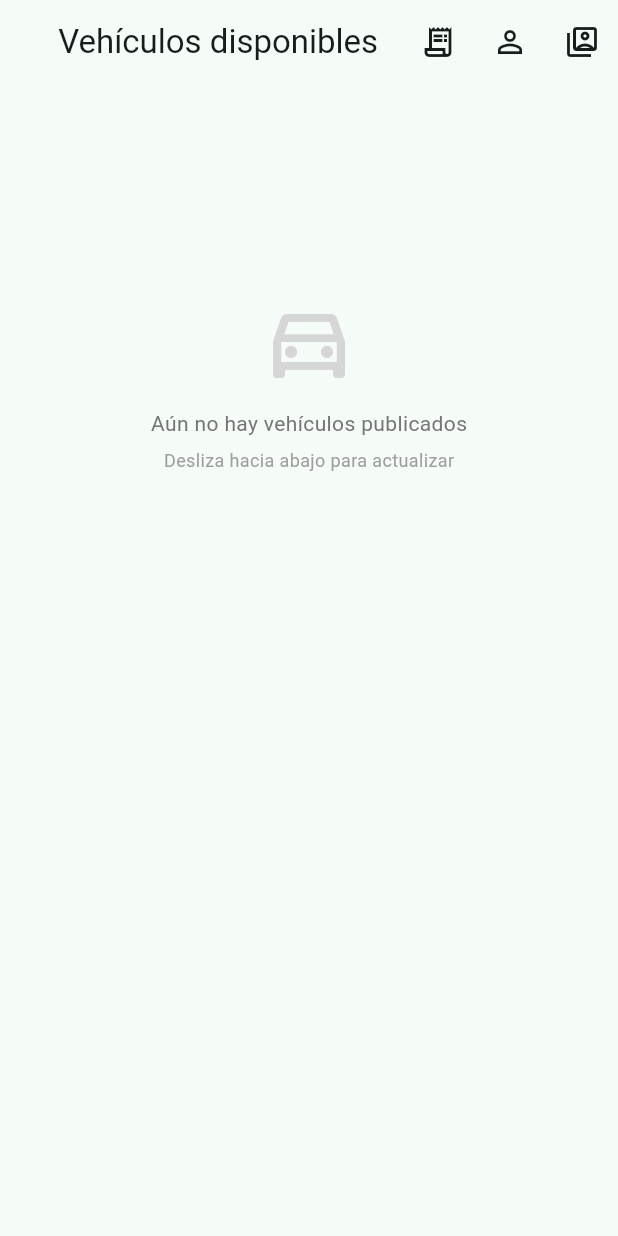
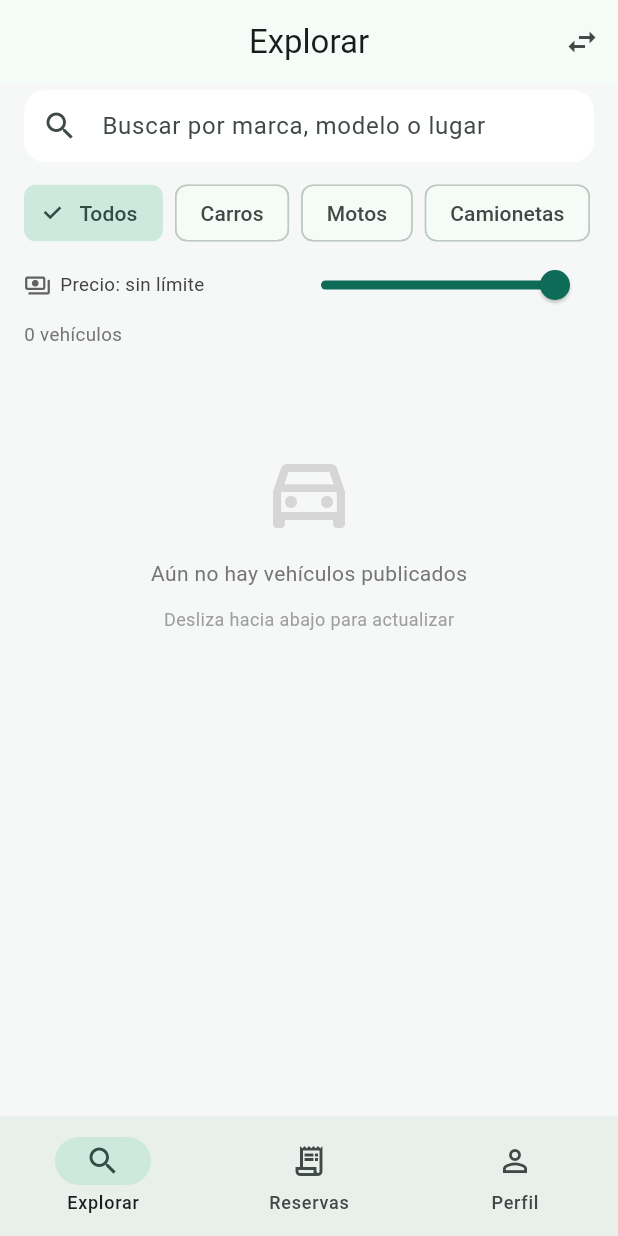
Before and after one commit to ANoguera03/rentauto, a Flutter app: the screen it shows once a user with an empty profile is signed in, after a tap on "Buscar y alquilar vehículos", on a phone screen of 412 x 824 dp. Run offline on Flutter 3.47's test engine with Material 3 defaults, Android fonts, the phone set to English and light mode, and no system bars; our stand-ins replace cloud_firestore, firebase_auth, firebase_core, flutter_dotenv, image_picker, sqflite; accounts and stored records are empty.

Commit message:
Agrega navegación inferior, filtros de búsqueda y pantalla Mis vehículos

```diff
--- a/lib/main.dart
+++ b/lib/main.dart
@@ -39,9 +39,10 @@ class MyApp extends StatelessWidget {
       child: MaterialApp(
         title: 'RentAuto',
         debugShowCheckedModeBanner: false,
-        theme: ThemeData(
+                theme: ThemeData(
           colorSchemeSeed: const Color(0xFF0E8A72),
           useMaterial3: true,
+          scaffoldBackgroundColor: const Color(0xFFF5F8F7),
         ),
                 home: const AuthGate(),
       ),
--- a/lib/screens/buscar_vehiculos_screen.dart
+++ b/lib/screens/buscar_vehiculos_screen.dart
@@ -2,12 +2,10 @@ import 'package:flutter/material.dart';
 import 'package:provider/provider.dart';
 import '../models/vehiculo.dart';
 import '../providers/vehiculo_provider.dart';
+import '../utils/formato.dart';
+import '../widgets/boton_cambiar_modo.dart';
 import '../widgets/foto_vehiculo.dart';
-import 'auth_gate.dart';
 import 'detalle_vehiculo_screen.dart';
-import 'mis_reservas_screen.dart';
-import 'perfil_screen.dart';
-import 'publicar_vehiculo_screen.dart';
 
 class BuscarVehiculosScreen extends StatefulWidget {
   const BuscarVehiculosScreen({super.key});
@@ -17,6 +15,13 @@ class BuscarVehiculosScreen extends StatefulWidget {
 }
 
 class _BuscarVehiculosScreenState extends State<BuscarVehiculosScreen> {
+  static const double _precioTope = 500000; // en el tope = "sin límite"
+  static const double _precioMinimo = 30000;
+
+  final _busquedaCtrl = TextEditingController();
+  String _tipo = 'todos';
+  double _precioMax = _precioTope;
+
   @override
   void initState() {
     super.initState();
@@ -24,92 +29,206 @@ class _BuscarVehiculosScreenState extends State<BuscarVehiculosScreen> {
   }
 
   @override
+  void dispose() {
+    _busquedaCtrl.dispose();
+    super.dispose();
+  }
+
+  bool get _hayFiltros =>
+      _busquedaCtrl.text.trim().isNotEmpty ||
+      _tipo != 'todos' ||
+      _precioMax < _precioTope;
+
+  void _limpiarFiltros() {
+    setState(() {
+      _busquedaCtrl.clear();
+      _tipo = 'todos';
+      _precioMax = _precioTope;
+    });
+  }
+
+  List<Vehiculo> _filtrar(List<Vehiculo> todos, String uid) {
+    final q = _busquedaCtrl.text.trim().toLowerCase();
+
+    return todos.where((v) {
+      if (!v.disponible) return false;
+      if (uid.isNotEmpty && v.duenoId == uid) return false; // no mostrar los propios
+      if (_tipo != 'todos' && v.tipo != _tipo) return false;
+      if (_precioMax < _precioTope && v.precioPorDia > _precioMax) return false;
+      if (q.isNotEmpty) {
+        final texto =
+            '${v.marca} ${v.modelo} ${v.ubicacion} ${v.tipo}'.toLowerCase();
+        if (!texto.contains(q)) return false;
+      }
+      return true;
+    }).toList();
+  }
+
+  @override
   Widget build(BuildContext context) {
     final provider = context.watch<VehiculoProvider>();
+    final resultados = _filtrar(provider.vehiculos, provider.uid);
+    final hayPublicados = provider.vehiculos
+        .any((v) => v.disponible && v.duenoId != provider.uid);
 
     return Scaffold(
       appBar: AppBar(
-        title: const Text('Vehículos disponibles'),
+        title: const Text('Explorar'),
         centerTitle: true,
-        elevation: 0,
-        backgroundColor: Theme.of(context).colorScheme.surface,
-        foregroundColor: Theme.of(context).colorScheme.onSurface,
-        actions: [
-          IconButton(
-            tooltip: 'Mis reservas',
-            icon: const Icon(Icons.receipt_long_outlined),
-            onPressed: () => Navigator.push(
-              context,
-              MaterialPageRoute(builder: (_) => const MisReservasScreen()),
+        actions: const [BotonCambiarModo()],
       ),
+      body: Column(
+        children: [
+          _cabecera(resultados.length),
+          Expanded(
+            child: provider.cargando && provider.vehiculos.isEmpty
+                ? const Center(child: CircularProgressIndicator())
+                : RefreshIndicator(
+                    onRefresh: () =>
+                        context.read<VehiculoProvider>().cargarVehiculos(),
+                    child: resultados.isEmpty
+                        ? _vacio(hayPublicados)
+                        : ListView.builder(
+                            physics: const AlwaysScrollableScrollPhysics(),
+                            padding: const EdgeInsets.fromLTRB(16, 4, 16, 16),
+                            itemCount: resultados.length,
+                            itemBuilder: (context, i) =>
+                                _tarjeta(context, resultados[i]),
                           ),
-          IconButton(
-            tooltip: 'Mi perfil',
-            icon: const Icon(Icons.person_outline),
-            onPressed: () => Navigator.push(
-              context,
-              MaterialPageRoute(builder: (_) => const PerfilScreen()),
-            ),
-          ),
-          IconButton(
-            tooltip: 'Cambiar de perfil',
-            icon: const Icon(Icons.switch_account_outlined),
-            onPressed: () => Navigator.pushAndRemoveUntil(
-              context,
-              MaterialPageRoute(builder: (_) => const AuthGate()),
-              (route) => false,
                   ),
           ),
         ],
       ),
-      body: provider.cargando && provider.vehiculos.isEmpty
-          ? const Center(child: CircularProgressIndicator())
-          : RefreshIndicator(
-              onRefresh: () => context.read<VehiculoProvider>().cargarVehiculos(),
-              child: provider.vehiculos.isEmpty
-                  ? _vacio()
-                  : ListView.builder(
-                      physics: const AlwaysScrollableScrollPhysics(),
-                      padding: const EdgeInsets.all(12),
-                      itemCount: provider.vehiculos.length,
-                      itemBuilder: (context, index) =>
-                          _tarjeta(context, provider.vehiculos[index]),
-                    ),
-            ),
-      floatingActionButton: provider.rolActual == 'dueño'
-          ? FloatingActionButton.extended(
-              onPressed: () async {
-                await Navigator.push(
-                  context,
-                  MaterialPageRoute(
-                      builder: (_) => const PublicarVehiculoScreen()),
-                );
-                if (mounted) context.read<VehiculoProvider>().cargarVehiculos();
-              },
-              icon: const Icon(Icons.add),
-              label: const Text('Publicar'),
-            )
-          : null,
     );
   }
 
-  Widget _vacio() {
+  Widget _cabecera(int total) {
+    const tipos = {
+      'todos': 'Todos',
+      'carro': 'Carros',
+      'moto': 'Motos',
+      'camioneta': 'Camionetas',
+    };
+    final sinLimite = _precioMax >= _precioTope;
+
+    return Padding(
+      padding: const EdgeInsets.fromLTRB(16, 4, 16, 4),
+      child: Column(
+        crossAxisAlignment: CrossAxisAlignment.start,
+        children: [
+          TextField(
+            controller: _busquedaCtrl,
+            onChanged: (_) => setState(() {}),
+            decoration: InputDecoration(
+              hintText: 'Buscar por marca, modelo o lugar',
+              prefixIcon: const Icon(Icons.search),
+              suffixIcon: _busquedaCtrl.text.isEmpty
+                  ? null
+                  : IconButton(
+                      icon: const Icon(Icons.close),
+                      onPressed: () => setState(() => _busquedaCtrl.clear()),
+                    ),
+              filled: true,
+              fillColor: Colors.white,
+              contentPadding: const EdgeInsets.symmetric(vertical: 12),
+              border: OutlineInputBorder(
+                borderRadius: BorderRadius.circular(14),
+                borderSide: BorderSide.none,
+              ),
+            ),
+          ),
+          const SizedBox(height: 10),
+          SingleChildScrollView(
+            scrollDirection: Axis.horizontal,
+            child: Row(
+              children: tipos.entries
+                  .map(
+                    (e) => Padding(
+                      padding: const EdgeInsets.only(right: 8),
+                      child: ChoiceChip(
+                        label: Text(e.value),
+                        selected: _tipo == e.key,
+                        onSelected: (_) => setState(() => _tipo = e.key),
+                      ),
+                    ),
+                  )
+                  .toList(),
+            ),
+          ),
+          Row(
+            children: [
+              Icon(Icons.payments_outlined, size: 18, color: Colors.grey[700]),
+              const SizedBox(width: 6),
+              SizedBox(
+                width: 150,
+                child: Text(
+                  sinLimite
+                      ? 'Precio: sin límite'
+                      : 'Hasta ${formatoPrecio(_precioMax)} / día',
+                  style: TextStyle(fontSize: 12.5, color: Colors.grey[800]),
+                ),
+              ),
+              Expanded(
+                child: Slider(
+                  value: _precioMax,
+                  min: _precioMinimo,
+                  max: _precioTope,
+                  divisions: 47, // pasos de $10.000
+                  onChanged: (v) => setState(() => _precioMax = v),
+                ),
+              ),
+            ],
+          ),
+          Row(
+            children: [
+              Text(
+                total == 1 ? '1 vehículo' : '$total vehículos',
+                style: TextStyle(fontSize: 12.5, color: Colors.grey[600]),
+              ),
+              const Spacer(),
+              if (_hayFiltros)
+                TextButton.icon(
+                  onPressed: _limpiarFiltros,
+                  icon: const Icon(Icons.filter_alt_off_outlined, size: 18),
+                  label: const Text('Limpiar filtros'),
+                ),
+            ],
+          ),
+        ],
+      ),
+    );
+  }
+
+  Widget _vacio(bool hayPublicados) {
     return ListView(
       physics: const AlwaysScrollableScrollPhysics(),
       children: [
-        const SizedBox(height: 140),
+        const SizedBox(height: 60),
         Center(
-          child: Icon(Icons.directions_car_outlined,
-              size: 64, color: Colors.grey[350]),
+          child: Icon(
+            hayPublicados ? Icons.search_off : Icons.directions_car_outlined,
+            size: 64,
+            color: Colors.grey[350],
+          ),
         ),
         const SizedBox(height: 12),
         Center(
           child: Text(
-            'Aún no hay vehículos publicados',
-            style: TextStyle(color: Colors.grey[600], fontSize: 14),
+            hayPublicados
+                ? 'Ningún vehículo coincide con tu búsqueda'
+                : 'Aún no hay vehículos publicados',
+            style: TextStyle(color: Colors.grey[600]),
           ),
         ),
-        const SizedBox(height: 6),
+        const SizedBox(height: 12),
+        if (hayPublicados && _hayFiltros)
+          Center(
+            child: FilledButton.tonal(
+              onPressed: _limpiarFiltros,
+              child: const Text('Limpiar filtros'),
+            ),
+          )
+        else
           Center(
             child: Text(
               'Desliza hacia abajo para actualizar',
@@ -123,7 +242,12 @@ class _BuscarVehiculosScreenState extends State<BuscarVehiculosScreen> {
   Widget _tarjeta(BuildContext context, Vehiculo v) {
     final primary = Theme.of(context).colorScheme.primary;
 
-    return Container(
+    return GestureDetector(
+      onTap: () => Navigator.push(
+        context,
+        MaterialPageRoute(builder: (_) => DetalleVehiculoScreen(vehiculo: v)),
+      ),
+      child: Container(
         margin: const EdgeInsets.only(bottom: 14),
         decoration: BoxDecoration(
           color: Colors.white,
@@ -140,29 +264,27 @@ class _BuscarVehiculosScreenState extends State<BuscarVehiculosScreen> {
           crossAxisAlignment: CrossAxisAlignment.start,
           children: [
             ClipRRect(
-            borderRadius: const BorderRadius.vertical(top: Radius.circular(16)),
-            child: FotoVehiculo(vehiculo: v, height: 120),
+              borderRadius:
+                  const BorderRadius.vertical(top: Radius.circular(16)),
+              child: FotoVehiculo(vehiculo: v, height: 140),
             ),
             Padding(
               padding: const EdgeInsets.all(14),
               child: Column(
                 crossAxisAlignment: CrossAxisAlignment.start,
                 children: [
-                Text(
-                  '${v.marca} ${v.modelo}',
-                  style: const TextStyle(fontSize: 16, fontWeight: FontWeight.bold),
-                ),
-                const SizedBox(height: 4),
                   Row(
                     children: [
-                    Icon(Icons.location_on, size: 14, color: Colors.grey[600]),
-                    const SizedBox(width: 4),
-                    Text(v.ubicacion,
-                        style: TextStyle(fontSize: 12, color: Colors.grey[600])),
-                    const SizedBox(width: 10),
+                      Expanded(
+                        child: Text(
+                          '${v.marca} ${v.modelo}',
+                          style: const TextStyle(
+                              fontSize: 16, fontWeight: FontWeight.bold),
+                        ),
+                      ),
                       Container(
-                      padding:
-                          const EdgeInsets.symmetric(horizontal: 8, vertical: 2),
+                        padding: const EdgeInsets.symmetric(
+                            horizontal: 10, vertical: 3),
                         decoration: BoxDecoration(
                           color: Theme.of(context).colorScheme.primaryContainer,
                           borderRadius: BorderRadius.circular(20),
@@ -171,10 +293,30 @@ class _BuscarVehiculosScreenState extends State<BuscarVehiculosScreen> {
                           v.tipo,
                           style: TextStyle(
                             fontSize: 11,
-                          color: Theme.of(context).colorScheme.onPrimaryContainer,
+                            color: Theme.of(context)
+                                .colorScheme
+                                .onPrimaryContainer,
                           ),
                         ),
                       ),
+                    ],
+                  ),
+                  const SizedBox(height: 6),
+                  Row(
+                    children: [
+                      Icon(Icons.location_on,
+                          size: 14, color: Colors.grey[600]),
+                      const SizedBox(width: 4),
+                      Text(v.ubicacion,
+                          style: TextStyle(
+                              fontSize: 12, color: Colors.grey[600])),
+                      const SizedBox(width: 12),
+                      Icon(Icons.calendar_today_outlined,
+                          size: 13, color: Colors.grey[600]),
+                      const SizedBox(width: 4),
+                      Text('${v.anio}',
+                          style: TextStyle(
+                              fontSize: 12, color: Colors.grey[600])),
                     ],
                   ),
                   const SizedBox(height: 10),
@@ -182,23 +324,20 @@ class _BuscarVehiculosScreenState extends State<BuscarVehiculosScreen> {
                     mainAxisAlignment: MainAxisAlignment.spaceBetween,
                     children: [
                       Text(
-                      '\$${v.precioPorDia.toStringAsFixed(0)} / día',
+                        '${formatoPrecio(v.precioPorDia)} / día',
                         style: TextStyle(
-                        fontSize: 15,
+                          fontSize: 16,
                           fontWeight: FontWeight.bold,
                           color: primary,
                         ),
                       ),
-                    TextButton(
-                      onPressed: () {
-                        Navigator.push(
-                          context,
-                          MaterialPageRoute(
-                            builder: (_) => DetalleVehiculoScreen(vehiculo: v),
-                          ),
-                        );
-                      },
-                      child: const Text('Ver más'),
+                      Row(
+                        children: [
+                          Text('Ver más',
+                              style: TextStyle(
+                                  color: primary, fontWeight: FontWeight.w600)),
+                          Icon(Icons.chevron_right, color: primary),
+                        ],
                       ),
                     ],
                   ),
@@ -207,6 +346,7 @@ class _BuscarVehiculosScreenState extends State<BuscarVehiculosScreen> {
             ),
           ],
         ),
+      ),
     );
   }
 }
--- /dev/null
+++ b/lib/screens/home_shell.dart
@@ -0,0 +1,56 @@
+import 'package:flutter/material.dart';
+import 'package:provider/provider.dart';
+import '../providers/vehiculo_provider.dart';
+import 'buscar_vehiculos_screen.dart';
+import 'mis_reservas_screen.dart';
+import 'mis_vehiculos_screen.dart';
+import 'perfil_screen.dart';
+
+class HomeShell extends StatefulWidget {
+  const HomeShell({super.key});
+
+  @override
+  State<HomeShell> createState() => _HomeShellState();
+}
+
+class _HomeShellState extends State<HomeShell> {
+  int _indice = 0;
+
+  @override
+  Widget build(BuildContext context) {
+    final esDueno = context.read<VehiculoProvider>().rolActual == 'dueño';
+
+    final paginas = <Widget>[
+      esDueno ? const MisVehiculosScreen() : const BuscarVehiculosScreen(),
+      const MisReservasScreen(),
+      const PerfilScreen(),
+    ];
+
+    return Scaffold(
+      // IndexedStack mantiene el estado de cada pestaña al cambiar entre ellas
+      body: IndexedStack(index: _indice, children: paginas),
+      bottomNavigationBar: NavigationBar(
+        selectedIndex: _indice,
+        onDestinationSelected: (i) => setState(() => _indice = i),
+        destinations: [
+          NavigationDestination(
+            icon: Icon(esDueno ? Icons.directions_car_outlined : Icons.search),
+            selectedIcon:
+                Icon(esDueno ? Icons.directions_car : Icons.search),
+            label: esDueno ? 'Mis vehículos' : 'Explorar',
+          ),
+          const NavigationDestination(
+            icon: Icon(Icons.receipt_long_outlined),
+            selectedIcon: Icon(Icons.receipt_long),
+            label: 'Reservas',
+          ),
+          const NavigationDestination(
+            icon: Icon(Icons.person_outline),
+            selectedIcon: Icon(Icons.person),
+            label: 'Perfil',
+          ),
+        ],
+      ),
+    );
+  }
+}
--- a/lib/screens/selector_perfil_screen.dart
+++ b/lib/screens/selector_perfil_screen.dart
@@ -3,7 +3,7 @@ import 'package:flutter/material.dart';
 import 'package:provider/provider.dart';
 import '../providers/licencia_provider.dart';
 import '../providers/vehiculo_provider.dart';
-import 'buscar_vehiculos_screen.dart';
+import 'home_shell.dart';
 import '../providers/reserva_provider.dart';
 
 class SelectorPerfilScreen extends StatelessWidget {
@@ -27,7 +27,7 @@ class SelectorPerfilScreen extends StatelessWidget {
 
     Navigator.pushReplacement(
       context,
-      MaterialPageRoute(builder: (_) => const BuscarVehiculosScreen()),
+      MaterialPageRoute(builder: (_) => const HomeShell()),
     );
   }
 
--- /dev/null
+++ b/lib/utils/formato.dart
@@ -0,0 +1,6 @@
+import 'package:intl/intl.dart';
+
+final NumberFormat _miles = NumberFormat('#,###');
+
+String formatoPrecio(num valor) =>
+    '\$${_miles.format(valor).replaceAll(',', '.')}';
--- /dev/null
+++ b/lib/widgets/boton_cambiar_modo.dart
@@ -0,0 +1,24 @@
+import 'package:flutter/material.dart';
+import 'package:provider/provider.dart';
+import '../providers/vehiculo_provider.dart';
+import '../screens/auth_gate.dart';
+
+/// Vuelve a la elección cliente / dueño sin cerrar la sesión
+class BotonCambiarModo extends StatelessWidget {
+  const BotonCambiarModo({super.key});
+
+  @override
+  Widget build(BuildContext context) {
+    final esDueno = context.read<VehiculoProvider>().rolActual == 'dueño';
+
+    return IconButton(
+      tooltip: esDueno ? 'Cambiar a modo cliente' : 'Cambiar a modo dueño',
+      icon: const Icon(Icons.swap_horiz),
+      onPressed: () => Navigator.pushAndRemoveUntil(
+        context,
+        MaterialPageRoute(builder: (_) => const AuthGate()),
+        (route) => false,
+      ),
+    );
+  }
+}
```
Also changed, not shown: lib/providers/vehiculo_provider.dart (+15 -0 lines), lib/screens/mis_vehiculos_screen.dart (added, +189 -0 lines). Lines whose indentation alone changed are shown as unchanged.
